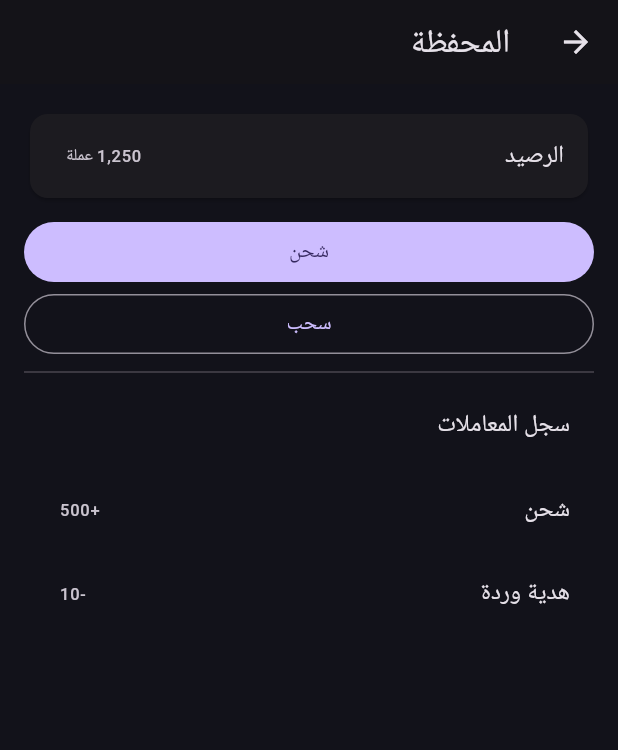
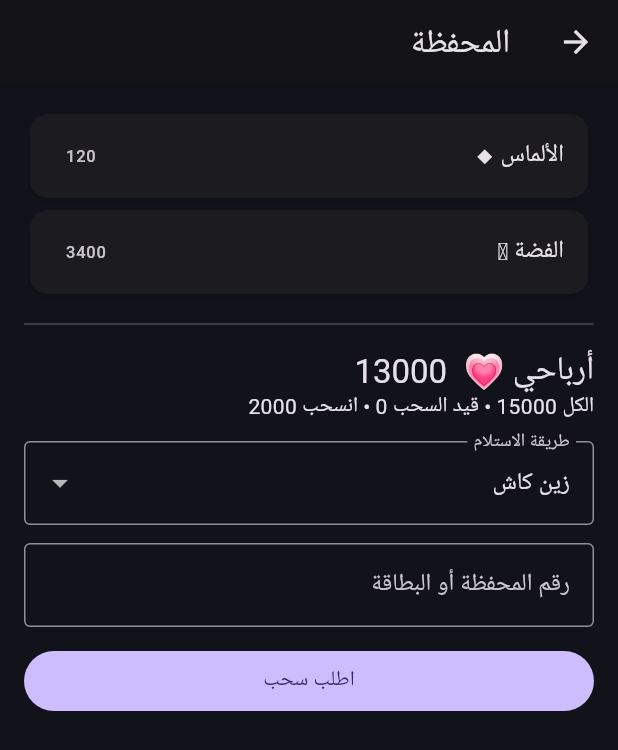
Before and after one commit to hassean1999/hajina, a Flutter app: the WalletScreen screen opened by its route, on a phone screen of 412 x 824 dp. Shown: the top 750 px of the screen. Run offline on Flutter 3.47's test engine with Material 3 defaults, Android fonts, the phone set to English and light mode, and no system bars.

Commit message:
live_app: wallet follows hajina Firestore model (diamonds/silver/earnings/withdraw)
Co-Authored-By: Claude Sonnet 5.5 <noreply@anthropic.com>
Claude-Session: https://claude.ai/code/session_01UNbGwGT84TUhPAePNqLofw

```diff
--- /dev/null
+++ b/live_app/lib/wallet/data/wallet_repository.dart
@@ -0,0 +1,51 @@
+/// Mirrors the existing hajina Firestore model:
+/// users/{uid}: diamonds, silver, charm (total gifts received), withdrawn, pendingW
+/// withdrawals/{id}: uid, amount, method, account, status(pending|paid|rejected), ts
+class WalletState {
+  final int diamonds, silver, charm, withdrawn, pendingW;
+  const WalletState({
+    required this.diamonds,
+    required this.silver,
+    required this.charm,
+    required this.withdrawn,
+    required this.pendingW,
+  });
+
+  /// Same formula as docs/earn.js (availEarn).
+  int get available {
+    final v = charm - withdrawn - pendingW;
+    return v < 0 ? 0 : v;
+  }
+}
+
+abstract class WalletRepository {
+  static const minWithdraw = 10000; // docs/config.js earnings.minWithdraw
+  static const withdrawMethods = ['زين كاش', 'آسياسيل (رصيد)', 'ماستر كارد / كي كارد', 'FIB'];
+
+  Future<WalletState> load();
+
+  /// Creates a withdrawals/{id} doc with status "pending" and moves
+  /// `available` into pendingW, atomically (Firestore transaction).
+  Future<void> requestWithdraw({required String method, required String account});
+}
+
+/// In-memory implementation for development. Replace with a Firestore one.
+class MockWalletRepository implements WalletRepository {
+  WalletState _s = const WalletState(diamonds: 120, silver: 3400, charm: 15000, withdrawn: 2000, pendingW: 0);
+
+  @override
+  Future<WalletState> load() async => _s;
+
+  @override
+  Future<void> requestWithdraw({required String method, required String account}) async {
+    final a = _s.available;
+    if (a < WalletRepository.minWithdraw) throw StateError('low');
+    _s = WalletState(
+      diamonds: _s.diamonds,
+      silver: _s.silver,
+      charm: _s.charm,
+      withdrawn: _s.withdrawn,
+      pendingW: _s.pendingW + a,
+    );
+  }
+}
--- a/live_app/lib/wallet/wallet_screen.dart
+++ b/live_app/lib/wallet/wallet_screen.dart
@@ -1,20 +1,68 @@
 import 'package:flutter/material.dart';
+import 'data/wallet_repository.dart';
 
-// TODO: real payments must go through Google Play Billing / a payment backend.
-class WalletScreen extends StatelessWidget {
+class WalletScreen extends StatefulWidget {
   const WalletScreen({super.key});
+  @override
+  State<WalletScreen> createState() => _WalletScreenState();
+}
+
+class _WalletScreenState extends State<WalletScreen> {
+  final WalletRepository repo = MockWalletRepository(); // TODO: Firestore impl
+  late Future<WalletState> future = repo.load();
+  String method = WalletRepository.withdrawMethods.first;
+  final account = TextEditingController();
+
+  Future<void> _withdraw() async {
+    if (account.text.trim().length < 6) {
+      _toast('اكتب رقم المحفظة أو البطاقة');
+      return;
+    }
+    try {
+      await repo.requestWithdraw(method: method, account: account.text.trim());
+      _toast('وصل طلب السحب للإدارة');
+      setState(() => future = repo.load());
+    } on StateError {
+      _toast('الرصيد ما يكفي');
+    }
+  }
+
+  void _toast(String m) => ScaffoldMessenger.of(context).showSnackBar(SnackBar(content: Text(m)));
+
   @override
   Widget build(BuildContext context) => Scaffold(
         appBar: AppBar(title: const Text('المحفظة')),
-        body: ListView(padding: const EdgeInsets.all(16), children: [
-          const Card(child: ListTile(title: Text('الرصيد'), trailing: Text('1,250 عملة'))),
-          const SizedBox(height: 8),
-          FilledButton(onPressed: () {}, child: const Text('شحن')),
-          OutlinedButton(onPressed: () {}, child: const Text('سحب')),
-          const Divider(),
-          const ListTile(title: Text('سجل المعاملات')),
-          const ListTile(title: Text('شحن'), trailing: Text('+500')),
-          const ListTile(title: Text('هدية وردة'), trailing: Text('-10')),
-        ]),
+        body: FutureBuilder<WalletState>(
+          future: future,
+          builder: (c, snap) {
+            if (!snap.hasData) return const Center(child: CircularProgressIndicator());
+            final s = snap.data!;
+            final can = s.available >= WalletRepository.minWithdraw;
+            return ListView(padding: const EdgeInsets.all(16), children: [
+              Card(child: ListTile(title: const Text('الألماس ◆'), trailing: Text('${s.diamonds}'))),
+              Card(child: ListTile(title: const Text('الفضة 🪙'), trailing: Text('${s.silver}'))),
+              const Divider(height: 32),
+              Text('أرباحي 💗  ${s.available}', style: Theme.of(c).textTheme.titleLarge),
+              Text('الكل ${s.charm} • قيد السحب ${s.pendingW} • انسحب ${s.withdrawn}'),
+              const SizedBox(height: 12),
+              DropdownButtonFormField<String>(
+                value: method,
+                items: [for (final m in WalletRepository.withdrawMethods) DropdownMenuItem(value: m, child: Text(m))],
+                onChanged: (v) => setState(() => method = v ?? method),
+                decoration: const InputDecoration(labelText: 'طريقة الاستلام', border: OutlineInputBorder()),
+              ),
+              const SizedBox(height: 12),
+              TextField(
+                controller: account,
+                decoration: const InputDecoration(labelText: 'رقم المحفظة أو البطاقة', border: OutlineInputBorder()),
+              ),
+              const SizedBox(height: 12),
+              FilledButton(
+                onPressed: can ? _withdraw : null,
+                child: Text(can ? 'اطلب سحب' : 'تحتاج ${WalletRepository.minWithdraw - s.available} نقطة بعد'),
+              ),
+            ]);
+          },
+        ),
       );
 }
```
